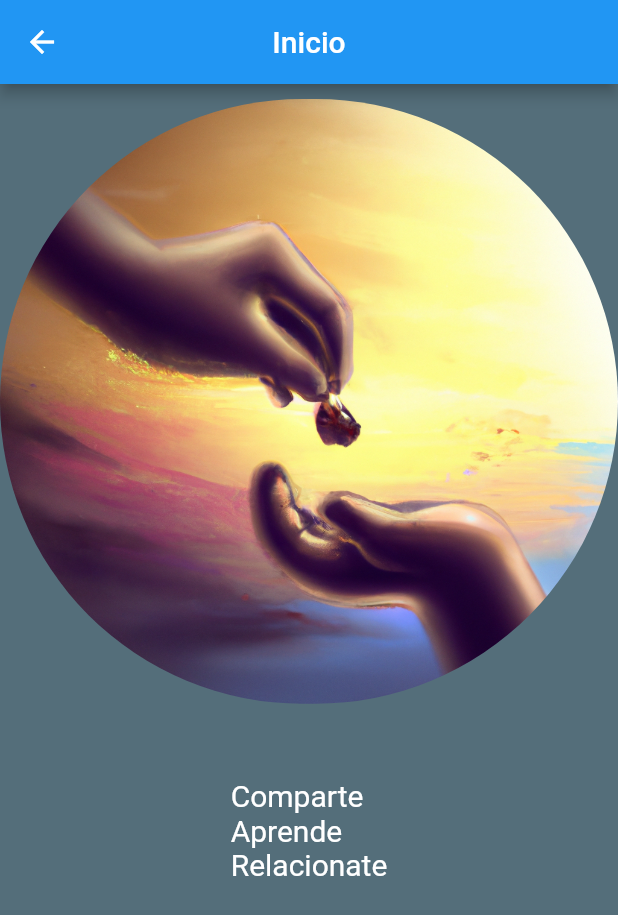
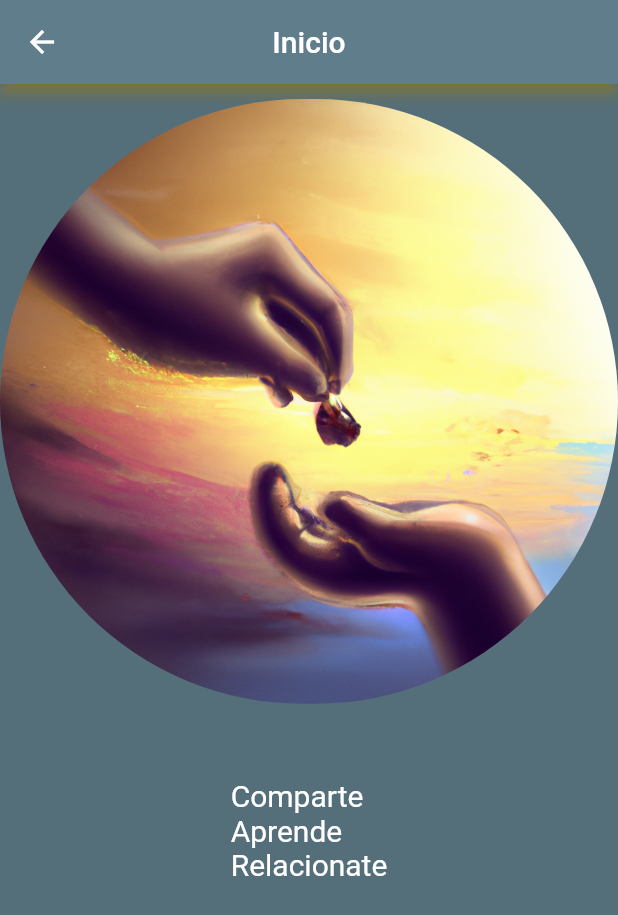
Before and after one commit to Alejandro-Junquera/GoSwapp, a Flutter app: the InicioScreen screen opened by its route, on a phone screen of 412 x 824 dp. Shown: the top 915 px of the screen. Run offline on Flutter 3.47's test engine with Material 2 defaults, Android fonts, the light colour scheme and no system bars; drawn by our look-alikes of animated_text_kit; Roboto replaces fonts that are missing (popin).

Commit message:
Colores inicio

```diff
--- a/lib/screens/inicio.dart
+++ b/lib/screens/inicio.dart
@@ -10,6 +10,8 @@ class InicioScreen extends StatelessWidget {
       appBar: AppBar(
         centerTitle: true,
         title: const Text("Inicio"),
+        backgroundColor: Colors.blueGrey[500],
+        shadowColor: Colors.amber,
       ),
       body: Center(
         child: FutureBuilder(
```
